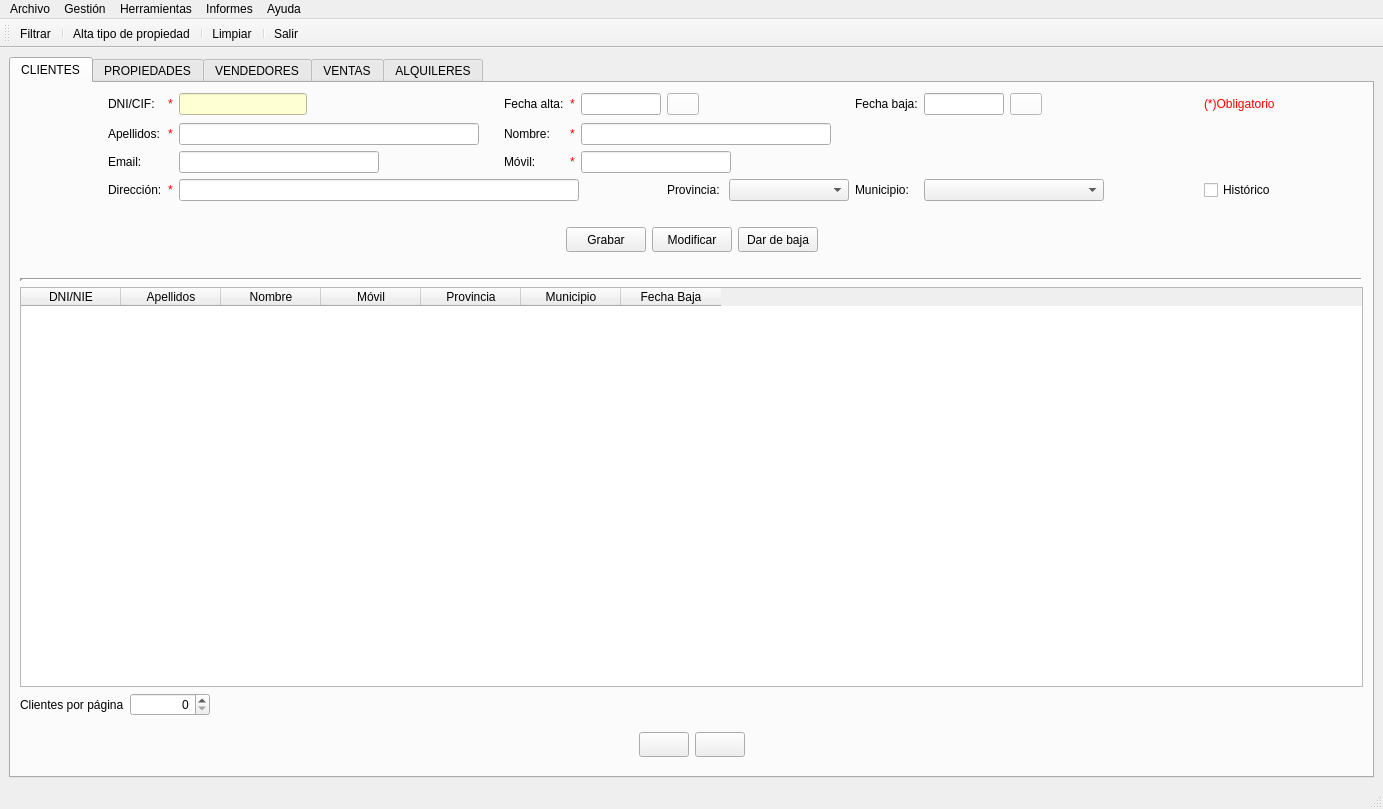
The window that templates/venPrincipal.ui (Manuerty/ProyecyoDI) describes before a commit, drawn with Qt 5.
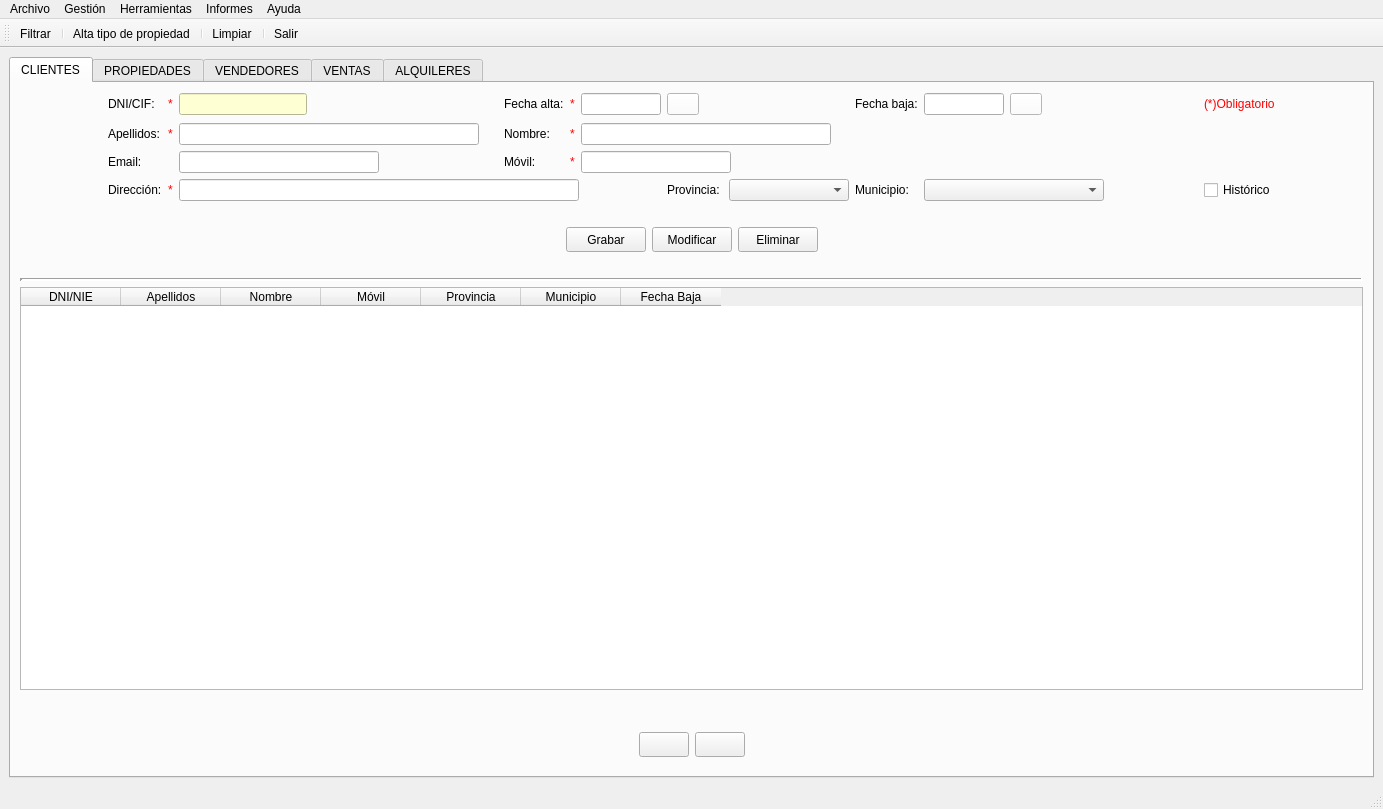
The same window after the commit. Icons and pictures are not drawn.

```diff
--- a/templates/venPrincipal.ui
+++ b/templates/venPrincipal.ui
@@ -1097,7 +1097,7 @@
              </size>
             </property>
             <property name="text">
-             <string>Dar de baja</string>
+             <string>Eliminar</string>
             </property>
            </widget>
           </item>
@@ -1223,26 +1223,6 @@
         </item>
         <item>
          <layout class="QHBoxLayout" name="horizontalLayout_26">
-          <item>
-           <widget class="QLabel" name="label_2">
-            <property name="text">
-             <string>Clientes por página</string>
-            </property>
-           </widget>
-          </item>
-          <item>
-           <widget class="QSpinBox" name="spinClipPag">
-            <property name="minimumSize">
-             <size>
-              <width>80</width>
-              <height>20</height>
-             </size>
-            </property>
-            <property name="alignment">
-             <set>Qt::AlignRight|Qt::AlignTrailing|Qt::AlignVCenter</set>
-            </property>
-           </widget>
-          </item>
           <item>
            <spacer name="horizontalSpacer_37">
             <property name="orientation">
```
Left out of the diff: 24 changed lines with no effect on the pictures.
